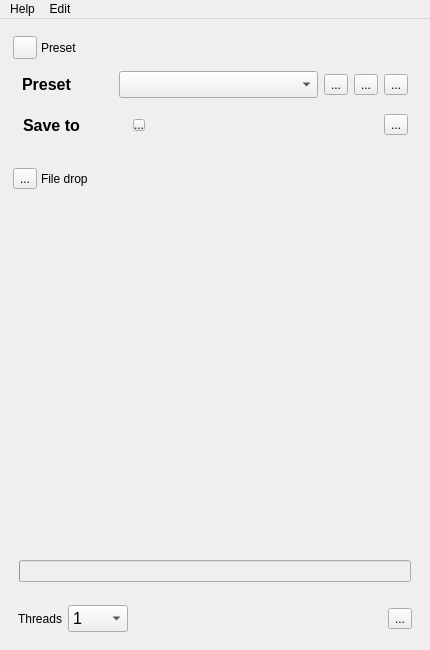
Above: automator.ui from mikaelsundell/automator before the change. Below: the same form after it.
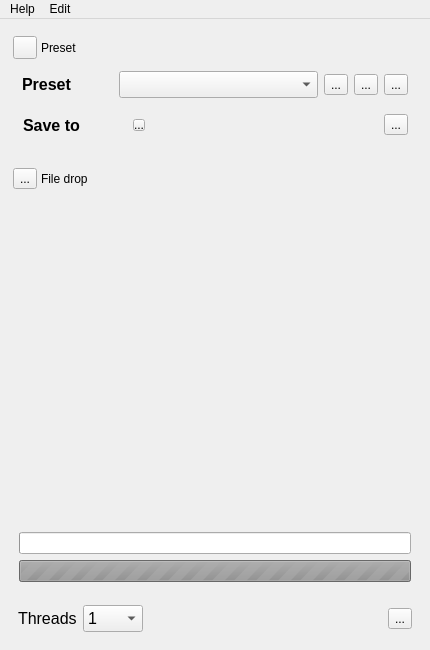
That is the form after the change. Icons and pictures are not drawn. Custom widgets are drawn as their Qt base class.

Commit message: Fixed CPU stats Fixed job prio for jobs in queue Fixed progress bar Improved style in log

The edit to the form file:
```diff
--- a/automator.ui
+++ b/automator.ui
@@ -646,6 +646,19 @@
               <property name="rightMargin">
                <number>0</number>
               </property>
+              <item>
+               <widget class="QProgressBar" name="idleprogress">
+                <property name="maximum">
+                 <number>1</number>
+                </property>
+                <property name="value">
+                 <number>-1</number>
+                </property>
+                <property name="textVisible">
+                 <bool>false</bool>
+                </property>
+               </widget>
+              </item>
               <item>
                <widget class="QProgressBar" name="fileprogress">
                 <property name="enabled">
@@ -658,7 +671,7 @@
                  </sizepolicy>
                 </property>
                 <property name="maximum">
-                 <number>1</number>
+                 <number>0</number>
                 </property>
                 <property name="value">
                  <number>0</number>
@@ -687,6 +700,11 @@
             </property>
             <item>
              <widget class="QLabel" name="label_5">
+              <property name="font">
+               <font>
+                <pointsize>12</pointsize>
+               </font>
+              </property>
               <property name="text">
                <string>Threads</string>
               </property>
```
Left out of the diff: 12 changed lines with no effect on the pictures. The commit also changes 7 other files.
